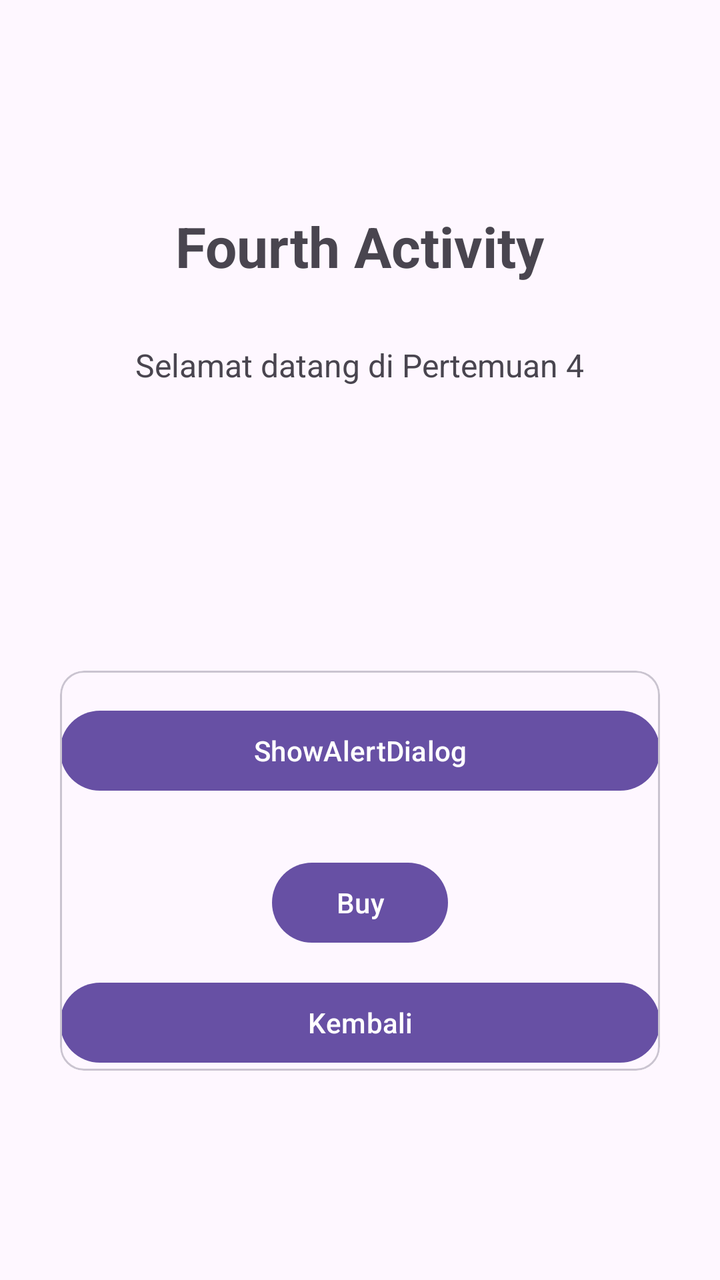
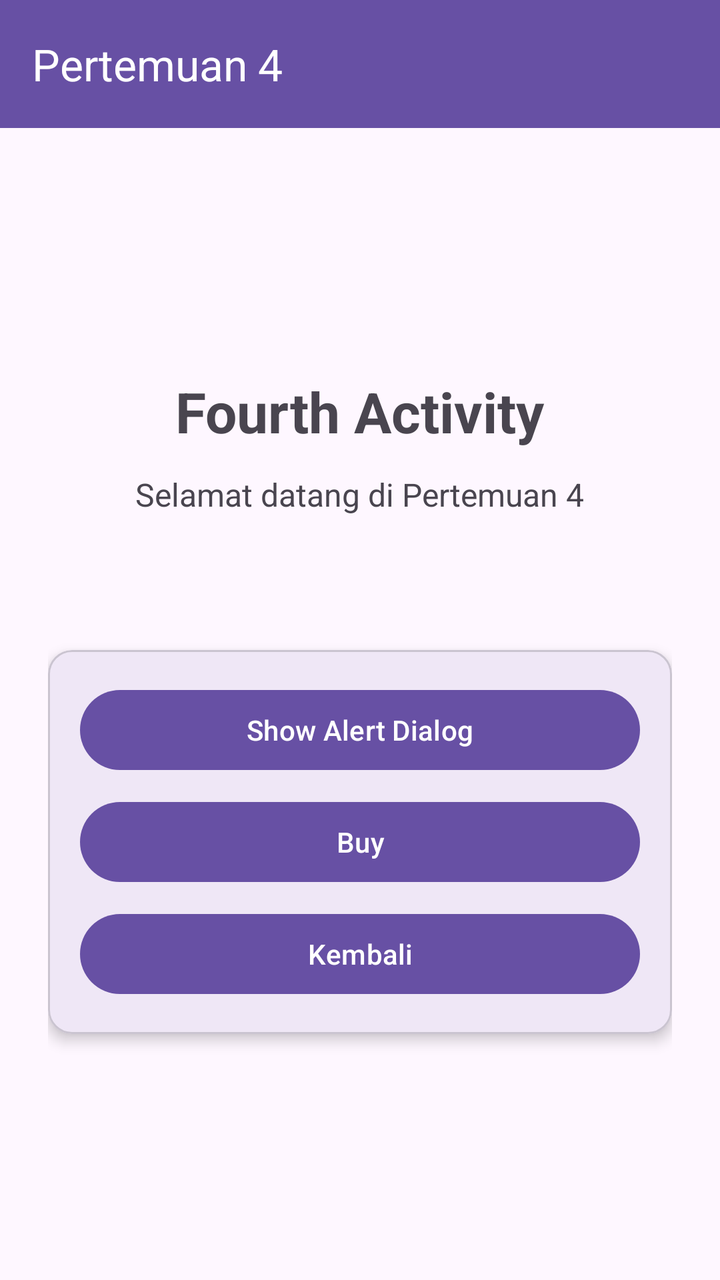

Screens rendered from an Android XML layout before and after an edit, with the pre-edit source and the edit as a unified diff.
<!-- AndroidManifest.xml: application theme Theme.Per3Sefriansyah_3TIE -->
<!-- res/layout/activity_fourth.xml -->
<?xml version="1.0" encoding="utf-8"?>
<LinearLayout xmlns:android="http://schemas.android.com/apk/res/android"
    xmlns:tools="http://schemas.android.com/tools"
    android:layout_width="match_parent"
    android:layout_height="match_parent"
    xmlns:app="http://schemas.android.com/apk/res-auto"
    android:orientation="vertical"
    android:gravity="center"
    android:padding="24dp">

    <TextView
        android:layout_width="wrap_content"
        android:layout_height="wrap_content"
        android:text="Fourth Activity"
        android:textSize="28sp"
        android:textStyle="bold"
        android:layout_marginBottom="30dp" />

    <TextView
        android:layout_width="wrap_content"
        android:layout_height="wrap_content"
        android:text="Selamat datang di Pertemuan 4"
        android:textSize="16sp"
        android:layout_marginBottom="30dp" />

    <com.google.android.material.card.MaterialCardView
        android:layout_width="300dp"
        android:layout_height="200dp"
        android:layout_marginTop="112dp"
        app:layout_constraintEnd_toEndOf="parent"
        app:layout_constraintHorizontal_bias="0.478"
        app:layout_constraintStart_toStartOf="parent"
        app:layout_constraintTop_toTopOf="parent">

        <androidx.constraintlayout.widget.ConstraintLayout
            android:layout_width="match_parent"
            android:layout_height="match_parent">

            <Button
                android:id="@+id/btnShowAlertDialog"
                android:layout_width="match_parent"
                android:layout_height="wrap_content"
                android:layout_marginTop="16dp"
                android:text="ShowAlertDialog"
                app:layout_constraintEnd_toEndOf="parent"
                app:layout_constraintHorizontal_bias="0.0"
                app:layout_constraintStart_toStartOf="parent"
                app:layout_constraintTop_toTopOf="parent" />

            <Button
                android:id="@+id/btn1"
                android:layout_width="wrap_content"
                android:layout_height="wrap_content"
                android:layout_marginBottom="60dp"
                android:text="Buy"
                app:layout_constraintBottom_toBottomOf="parent"
                app:layout_constraintEnd_toEndOf="parent"
                app:layout_constraintStart_toStartOf="parent" />

            <Button
                android:id="@+id/btnKembali"
                android:layout_width="match_parent"
                android:layout_height="wrap_content"
                android:text="Kembali"
                app:layout_constraintBottom_toBottomOf="parent"
                app:layout_constraintEnd_toEndOf="parent"
                app:layout_constraintStart_toStartOf="parent" />


        </androidx.constraintlayout.widget.ConstraintLayout>



    </com.google.android.material.card.MaterialCardView>


</LinearLayout>
<!-- resources referenced by this layout -->
<resources>
  <style name="Theme.Per3Sefriansyah_3TIE" parent="Base.Theme.Per3Sefriansyah_3TIE" />
  <style name="Base.Theme.Per3Sefriansyah_3TIE" parent="Theme.Material3.DayNight.NoActionBar">
          
          
      </style>
</resources>

<!-- the commit's change to res/layout/activity_fourth.xml (unified diff, before → after) -->
@@ -1,77 +1,85 @@
 <?xml version="1.0" encoding="utf-8"?>
 <LinearLayout xmlns:android="http://schemas.android.com/apk/res/android"
+    xmlns:app="http://schemas.android.com/apk/res-auto"
     xmlns:tools="http://schemas.android.com/tools"
     android:layout_width="match_parent"
     android:layout_height="match_parent"
-    xmlns:app="http://schemas.android.com/apk/res-auto"
-    android:orientation="vertical"
-    android:gravity="center"
-    android:padding="24dp">
+    android:orientation="vertical">
 
-    <TextView
-        android:layout_width="wrap_content"
-        android:layout_height="wrap_content"
-        android:text="Fourth Activity"
-        android:textSize="28sp"
-        android:textStyle="bold"
-        android:layout_marginBottom="30dp" />
+    <androidx.appcompat.widget.Toolbar
+        android:id="@+id/toolbar"
+        android:layout_width="match_parent"
+        android:layout_height="?attr/actionBarSize"
+        android:background="?attr/colorPrimary"
+        app:title="Pertemuan 4"
+        app:titleTextColor="@android:color/white" />
 
-    <TextView
-        android:layout_width="wrap_content"
-        android:layout_height="wrap_content"
-        android:text="Selamat datang di Pertemuan 4"
-        android:textSize="16sp"
-        android:layout_marginBottom="30dp" />
+    <LinearLayout
+        android:layout_width="match_parent"
+        android:layout_height="match_parent"
+        android:orientation="vertical"
+        android:gravity="center"
+        android:padding="24dp">
 
-    <com.google.android.material.card.MaterialCardView
-        android:layout_width="300dp"
-        android:layout_height="200dp"
-        android:layout_marginTop="112dp"
-        app:layout_constraintEnd_toEndOf="parent"
-        app:layout_constraintHorizontal_bias="0.478"
-        app:layout_constraintStart_toStartOf="parent"
-        app:layout_constraintTop_toTopOf="parent">
+        <TextView
+            android:layout_width="wrap_content"
+            android:layout_height="wrap_content"
+            android:text="Fourth Activity"
+            android:textSize="28sp"
+            android:textStyle="bold"
+            android:layout_marginBottom="12dp" />
 
-        <androidx.constraintlayout.widget.ConstraintLayout
+        <TextView
+            android:layout_width="wrap_content"
+            android:layout_height="wrap_content"
+            android:text="Selamat datang di Pertemuan 4"
+            android:textSize="16sp"
+            android:layout_marginBottom="24dp" />
+
+        <TextView
+            android:id="@+id/tvIntentData"
+            android:layout_width="wrap_content"
+            android:layout_height="wrap_content"
+            android:textSize="14sp"
+            android:textColor="@android:color/darker_gray"
+            android:layout_marginBottom="24dp" />
+
+        <com.google.android.material.card.MaterialCardView
             android:layout_width="match_parent"
-            android:layout_height="match_parent">
+            android:layout_height="wrap_content"
+            app:cardCornerRadius="12dp"
+            app:cardElevation="4dp">
 
-            <Button
-                android:id="@+id/btnShowAlertDialog"
+            <LinearLayout
                 android:layout_width="match_parent"
                 android:layout_height="wrap_content"
-                android:layout_marginTop="16dp"
-                android:text="ShowAlertDialog"
-                app:layout_constraintEnd_toEndOf="parent"
-                app:layout_constraintHorizontal_bias="0.0"
-                app:layout_constraintStart_toStartOf="parent"
-                app:layout_constraintTop_toTopOf="parent" />
+                android:orientation="vertical"
+                android:padding="16dp">
 
-            <Button
-                android:id="@+id/btn1"
-                android:layout_width="wrap_content"
-                android:layout_height="wrap_content"
-                android:layout_marginBottom="60dp"
-                android:text="Buy"
-                app:layout_constraintBottom_toBottomOf="parent"
-                app:layout_constraintEnd_toEndOf="parent"
-                app:layout_constraintStart_toStartOf="parent" />
+                <Button
+                    android:id="@+id/btnShowAlertDialog"
+                    android:layout_width="match_parent"
+                    android:layout_height="wrap_content"
+                    android:text="Show Alert Dialog" />
 
-            <Button
-                android:id="@+id/btnKembali"
-                android:layout_width="match_parent"
-                android:layout_height="wrap_content"
-                android:text="Kembali"
-                app:layout_constraintBottom_toBottomOf="parent"
-                app:layout_constraintEnd_toEndOf="parent"
-                app:layout_constraintStart_toStartOf="parent" />
+                <Button
+                    android:id="@+id/btn1"
+                    android:layout_width="match_parent"
+                    android:layout_height="wrap_content"
+                    android:layout_marginTop="8dp"
+                    android:text="Buy" />
 
+                <Button
+                    android:id="@+id/btnKembali"
+                    android:layout_width="match_parent"
+                    android:layout_height="wrap_content"
+                    android:layout_marginTop="8dp"
+                    android:text="Kembali" />
 
-        </androidx.constraintlayout.widget.ConstraintLayout>
+            </LinearLayout>
 
+        </com.google.android.material.card.MaterialCardView>
 
-
-    </com.google.android.material.card.MaterialCardView>
-
+    </LinearLayout>
 
 </LinearLayout>
